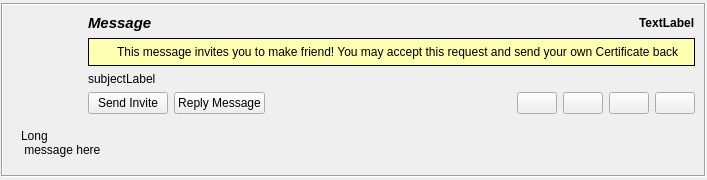
Above: retroshare-gui/src/gui/feeds/MsgItem.ui from RetroShare/RetroShare before the change. Below: the same form after it.
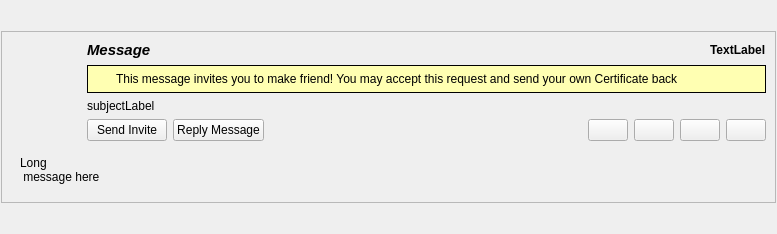
That is the form after the change. Icons and pictures are not drawn. Custom widgets are drawn as their Qt base class.

Commit message: Fixed frames to get styles on system style

```diff
--- a/retroshare-gui/src/gui/feeds/MsgItem.ui
+++ b/retroshare-gui/src/gui/feeds/MsgItem.ui
@@ -6,8 +6,8 @@
    <rect>
     <x>0</x>
     <y>0</y>
-    <width>707</width>
-    <height>180</height>
+    <width>777</width>
+    <height>234</height>
    </rect>
   </property>
   <layout class="QGridLayout" name="MsgItem_GL">
@@ -35,10 +35,10 @@
       <bool>true</bool>
      </property>
      <property name="frameShape">
-      <enum>QFrame::Box</enum>
+      <enum>QFrame::StyledPanel</enum>
      </property>
      <property name="frameShadow">
-      <enum>QFrame::Sunken</enum>
+      <enum>QFrame::Raised</enum>
      </property>
      <layout class="QGridLayout" name="feedFrame_GL">
       <item row="0" column="0">
```
The commit also changes 12 other files.
